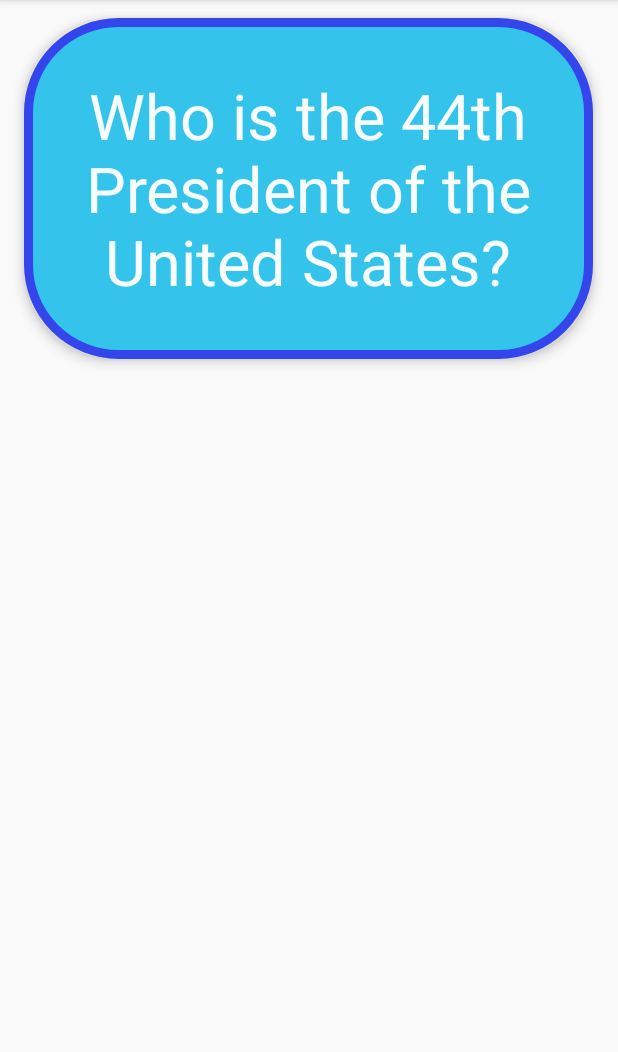
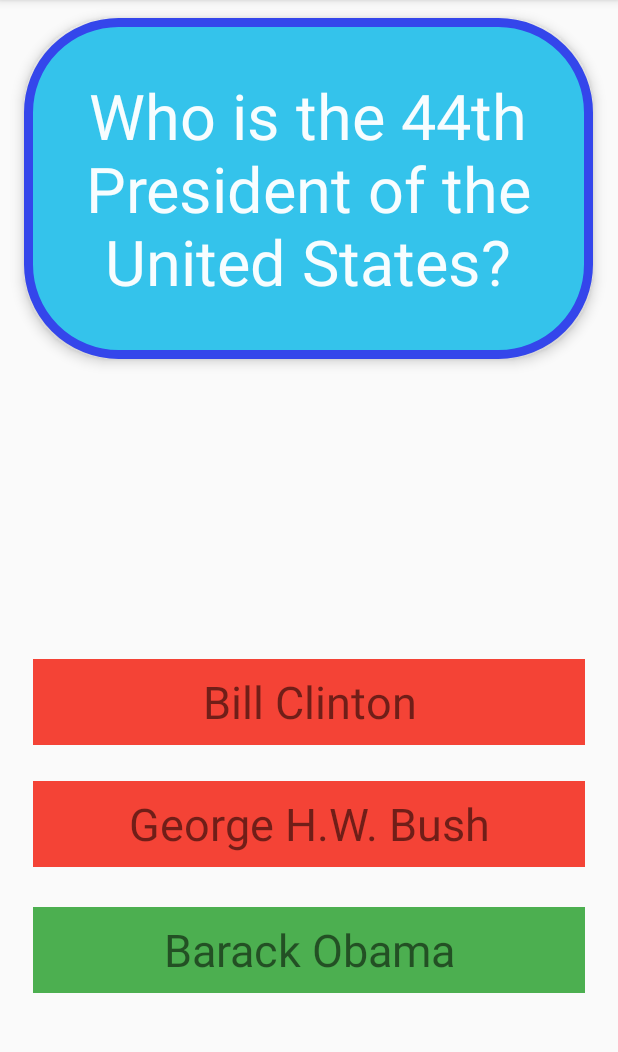
Before and after one commit to EvyEve/FlashCard_App, an Android app: the screen it shows after launch (MainActivity), after a tap on "Barack Obama", on a phone screen of 412 x 824 dp, the part 84-1136 px from its top. Run offline under Robolectric (Android 15) with nearby library versions, the phone set to English and light mode, and no system bars; 2 other taps on this screen came first.

Commit message:
Second Part of Optionals added

```diff
--- a/app/src/main/java/com/example/flashcrd_app/MainActivity.java
+++ b/app/src/main/java/com/example/flashcrd_app/MainActivity.java
@@ -12,21 +12,28 @@ public class MainActivity extends AppCompatActivity {
         setContentView(R.layout.activity_main);
 
         //OnClickListener is how Android handles users actions / interaction with the app
-        findViewById(R.id.frontQuestion).setOnClickListener(new View.OnClickListener() {
-            //OnClickListener to show answer & hide question
+
+        findViewById(R.id.answer1).setOnClickListener(new View.OnClickListener() {
             @Override
             public void onClick(View v) {
-                findViewById(R.id.frontQuestion).setVisibility(View.INVISIBLE);
-                findViewById(R.id.answerQuestion).setVisibility(View.VISIBLE);
+                findViewById(R.id.answer1).setBackgroundColor(getResources().getColor(R.color.red));
+                findViewById(R.id.answer3).setBackgroundColor(getResources().getColor(R.color.green));
             }
         });
-        //OnClicklistener to show question & hide answer
-        findViewById(R.id.answerQuestion).setOnClickListener(new View.OnClickListener() {
+        findViewById(R.id.answer2).setOnClickListener(new View.OnClickListener() {
             @Override
             public void onClick(View v) {
-                findViewById(R.id.answerQuestion).setVisibility(View.INVISIBLE);
-                findViewById(R.id.frontQuestion).setVisibility(View.VISIBLE);
+                findViewById(R.id.answer2).setBackgroundColor(getResources().getColor(R.color.red));
+                findViewById(R.id.answer3).setBackgroundColor(getResources().getColor(R.color.green));
             }
         });
+        findViewById(R.id.answer3).setOnClickListener(new View.OnClickListener() {
+            @Override
+            public void onClick(View v) {
+                findViewById(R.id.answer3).setBackgroundColor(getResources().getColor(R.color.green));
+            }
+        });
+
+
     }
 }
--- a/app/src/main/res/layout/activity_main.xml
+++ b/app/src/main/res/layout/activity_main.xml
@@ -23,21 +23,41 @@
         android:textSize="42sp" />
 
     <TextView
-        android:id="@+id/answerQuestion"
-        android:layout_width="379dp"
-        android:layout_height="228dp"
-        android:layout_alignParentStart="true"
-        android:layout_alignParentEnd="true"
+        android:id="@+id/answer1"
+        android:layout_width="368dp"
+        android:layout_height="57dp"
         android:layout_alignParentBottom="true"
-        android:layout_marginStart="15dp"
-        android:layout_marginEnd="17dp"
-        android:layout_marginBottom="363dp"
-        android:background="@drawable/answer_background"
+        android:layout_centerInParent="true"
+        android:layout_marginBottom="271dp"
+        android:background="#B5FF9800"
         android:gravity="center"
-        android:text="@string/barack_obama"
+        android:text="@string/answer1"
         android:textAlignment="center"
-        android:textColor="#FF5722"
-        android:textSize="46sp"
-        android:textStyle="bold"
-        android:visibility="invisible" />
+        android:textSize="30sp" />
+
+    <TextView
+        android:id="@+id/answer2"
+        android:layout_width="368dp"
+        android:layout_height="57dp"
+        android:layout_alignParentBottom="true"
+        android:layout_centerHorizontal="true"
+        android:layout_marginBottom="190dp"
+        android:background="#B5FF9800"
+        android:gravity="center"
+        android:text="@string/answer2"
+        android:textAlignment="center"
+        android:textSize="30sp" />
+
+    <TextView
+        android:id="@+id/answer3"
+        android:layout_width="368dp"
+        android:layout_height="57dp"
+        android:layout_alignParentBottom="true"
+        android:layout_centerHorizontal="true"
+        android:layout_marginBottom="106dp"
+        android:background="#B5FF9800"
+        android:gravity="center"
+        android:text="@string/answer3"
+        android:textAlignment="center"
+        android:textSize="30sp" />
 </RelativeLayout>
--- a/app/src/main/res/values/colors.xml
+++ b/app/src/main/res/values/colors.xml
@@ -3,4 +3,6 @@
     <color name="colorPrimary">#6200EE</color>
     <color name="colorPrimaryDark">#3700B3</color>
     <color name="colorAccent">#03DAC5</color>
+    <color name="red">#F44336</color>
+    <color name="green">#4CAF50</color>
 </resources>
--- a/app/src/main/res/values/strings.xml
+++ b/app/src/main/res/values/strings.xml
@@ -2,4 +2,7 @@
     <string name="app_name">FlashCrd_App</string>
     <string name="frontQuestion">Who is the 44th President of the United States?</string>
     <string name="barack_obama">Barack Obama</string>
+    <string name="answer1">Bill Clinton</string>
+    <string name="answer2">George H.W. Bush</string>
+    <string name="answer3">Barack Obama</string>
 </resources>
```
Also changed, not shown: 2 other files.
